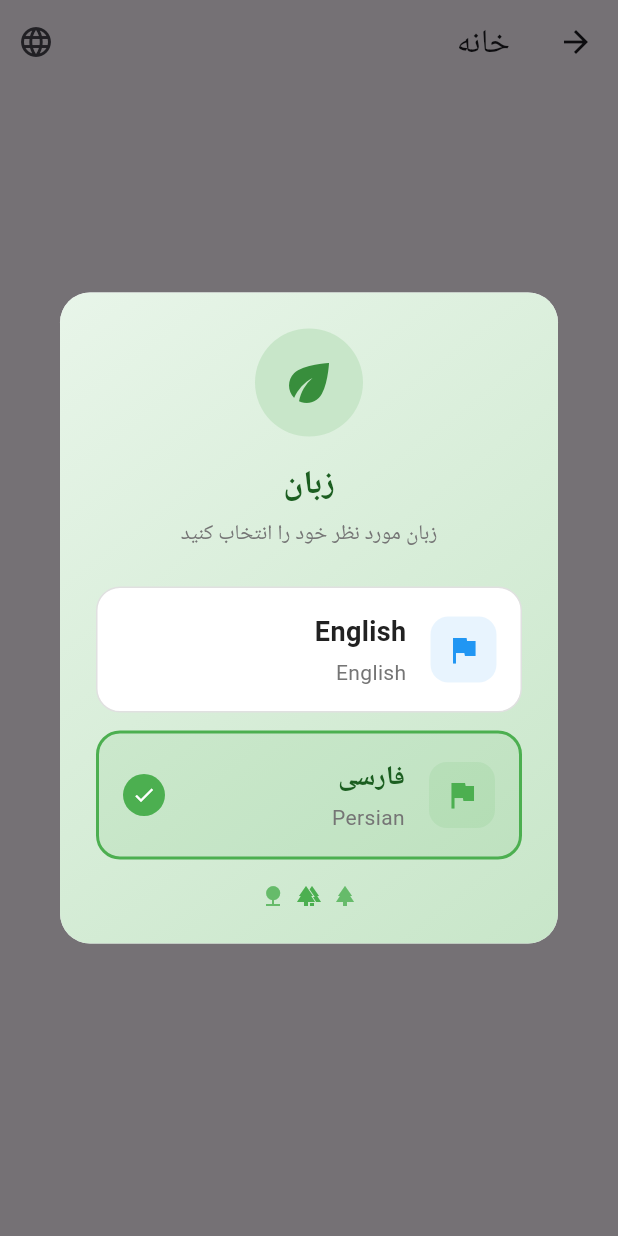
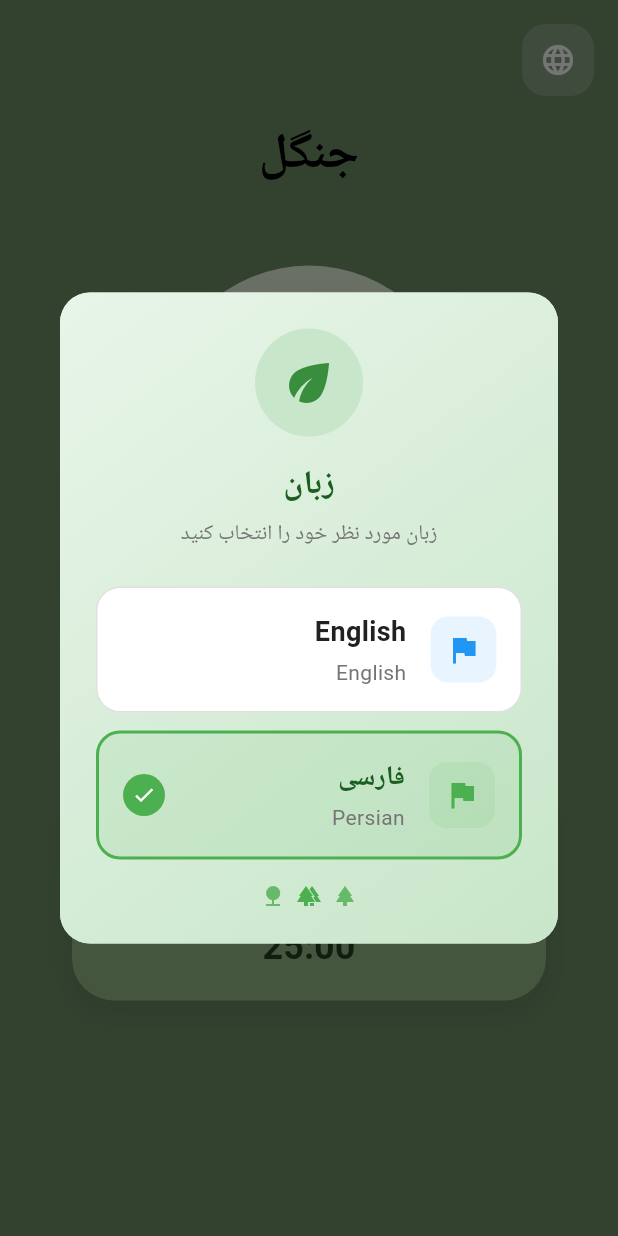
Before and after one commit to mahdyar16237/forest, a Flutter app: the ViewHome screen opened directly, after a tap on the "language" icon, on a phone screen of 412 x 824 dp. Run offline on Flutter 3.47's test engine with Material 3 defaults, Android fonts, the phone set to English and light mode, and no system bars; our stand-ins replace get.

Commit message:
home done

```diff
--- a/lib/app/core/constants/app_colors.dart
+++ b/lib/app/core/constants/app_colors.dart
@@ -0,0 +1,9 @@
+import 'package:flutter/material.dart';
+
+class AppColors {
+  static const Color backgroundSiginIn = Color.fromARGB(255, 117, 163, 124);
+  static const Color greenButtonBackground = Color.fromARGB(176, 34, 56, 29);
+  static const Color backgroundHome = Color(0xFF6D8F66);
+  static const Color backgroundTimer = Color.fromARGB(255, 118, 109, 94);
+  static const Color textColor = Color(0xFF000000);
+}
--- a/lib/app/core/localization/app_translations.dart
+++ b/lib/app/core/localization/app_translations.dart
@@ -11,8 +11,12 @@ class AppTranslations extends Translations {
       'splash_loading': 'Loading...',
 
       // Home Screen
-      'home_title': 'Home',
-      'welcome': 'Welcome',
+      'forest': 'Forest',
+      'statistics': 'Statistics',
+      'Settings': 'Settings',
+      'plant': 'Plant',
+      'todays Tree': "Today's Tree",
+      'home': 'Home',
 
       // Language
       'language': 'Language',
@@ -21,16 +25,17 @@ class AppTranslations extends Translations {
       'persian': 'Persian',
     },
     'fa_IR': {
-      // Common
+      // Splash Screen
+      'splash_loading': 'در حال بارگذاری...',
       'app_name': 'جنگل',
 
-      // Splash Screen
-      'splash_loading': 'در حال بارگذاری...',
-
       // Home Screen
-      'home_title': 'خانه',
-      'welcome': 'خوش آمدید',
-
+      'forest': 'جنگل',
+      'statistics': 'آمار',
+      'Settings': 'تنظیمات',
+      'plant': 'کاشتن',
+      'todays Tree': 'درخت امروز',
+      'home': 'خانه',
       // Language
       'language': 'زبان',
       'select_language': 'زبان مورد نظر خود را انتخاب کنید',
--- a/lib/app/modules/detaile/home/biding_home/binding_home.dart
+++ b/lib/app/modules/detaile/home/biding_home/binding_home.dart
@@ -1,5 +1,5 @@
 import 'package:get/get.dart';
-import 'package:forest/app/modules/detaile/home/controllers/controller_home.dart';
+import 'package:forest/app/modules/detaile/home/controllers_home/controller_home.dart';
 
 class HomeBinding extends Bindings {
   @override
--- a/lib/app/modules/detaile/home/view_home/view_home.dart
+++ b/lib/app/modules/detaile/home/view_home/view_home.dart
@@ -2,6 +2,9 @@ import 'package:flutter/material.dart';
 import 'package:get/get.dart';
 import 'package:forest/app/core/localization/locale_controller.dart';
 import 'package:forest/app/modules/detaile/home/widget_home/language_dialog.dart';
+import 'package:forest/app/core/constants/app_colors.dart';
+import 'package:forest/app/modules/detaile/home/widget_home/todays_tree.dart';
+import 'package:forest/app/modules/detaile/home/widget_home/container_image.dart';
 
 class ViewHome extends StatelessWidget {
   const ViewHome({super.key});
@@ -11,26 +14,65 @@ class ViewHome extends StatelessWidget {
     final localeController = Get.find<LocaleController>();
 
     return Scaffold(
-      appBar: AppBar(
-        title: Text('home_title'.tr),
-        actions: [
-          // button change language
-          IconButton(
-            icon: const Icon(Icons.language),
-            onPressed: () {
-              // show dialog select language
-              showLanguageDialog(context, localeController);
-            },
-          ),
-        ],
-      ),
-      body: Center(
-        child: Column(
-          mainAxisAlignment: MainAxisAlignment.center,
+      backgroundColor: AppColors.backgroundHome,
+      body: SafeArea(
+        child: Stack(
           children: [
-            Text('welcome'.tr, style: const TextStyle(fontSize: 24)),
-            const SizedBox(height: 20),
-            Text('home_title'.tr),
+            SingleChildScrollView(
+              padding: const EdgeInsets.symmetric(horizontal: 24),
+              child: Column(
+                crossAxisAlignment: CrossAxisAlignment.center,
+                children: [
+                  const SizedBox(height: 80),
+                  Text(
+                    'forest'.tr,
+                    style: TextStyle(
+                      fontSize: 33,
+                      color: AppColors.textColor,
+                      fontWeight: FontWeight.bold,
+                    ),
+                  ),
+                  const SizedBox(height: 50),
+                  containerImage(),
+                  const SizedBox(height: 50),
+                  SizedBox(
+                    width: 150,
+                    height: 60,
+                    child: ElevatedButton(
+                      style: ElevatedButton.styleFrom(
+                        backgroundColor: Colors.white,
+                        shape: RoundedRectangleBorder(
+                          borderRadius: BorderRadius.circular(20),
+                        ),
+                      ),
+                      onPressed: () {},
+                      child: Text(
+                        'plant'.tr,
+                        style: TextStyle(color: AppColors.textColor),
+                      ),
+                    ),
+                  ),
+                  const SizedBox(height: 30),
+                  todayTreeCard(context),
+                  const SizedBox(height: 50),
+                ],
+              ),
+            ),
+            Positioned(
+              top: 16,
+              right: 16,
+              child: DecoratedBox(
+                decoration: BoxDecoration(
+                  color: Colors.white.withOpacity(0.2),
+                  borderRadius: BorderRadius.circular(16),
+                ),
+                child: IconButton(
+                  icon: const Icon(Icons.language, color: Colors.white),
+                  onPressed: () =>
+                      showLanguageDialog(context, localeController),
+                ),
+              ),
+            ),
           ],
         ),
       ),
--- /dev/null
+++ b/lib/app/modules/detaile/home/widget_home/container_image.dart
@@ -0,0 +1,45 @@
+import 'package:flutter/material.dart';
+
+Widget containerImage() {
+  return Container(
+    width: 200,
+    height: 200,
+    decoration: const BoxDecoration(
+      shape: BoxShape.circle,
+      gradient: LinearGradient(
+        begin: Alignment.topCenter,
+        end: Alignment.bottomCenter,
+        colors: [
+          Color(0xFFE9F4E1), // سبز خیلی روشن بالا
+          Color(0xFFD8EDC8), // میانه
+          Color(0xFFC9E3AE), // پایین
+        ],
+      ),
+    ),
+    clipBehavior: Clip.antiAlias,
+    child: Stack(
+      alignment: Alignment.center,
+      children: [
+        // نوار خاکی در پایین
+        Align(
+          alignment: Alignment.bottomCenter,
+          child: Container(
+            height: 60,
+            decoration: BoxDecoration(
+              borderRadius: const BorderRadius.vertical(
+                bottom: Radius.circular(100),
+              ),
+              color: const Color(0xFFA67C52).withOpacity(0.85),
+            ),
+          ),
+        ),
+        // تصویر گیاه
+        SizedBox(
+          width: 120,
+          height: 120,
+          child: Image.asset('assets/images/seedling.png', fit: BoxFit.contain),
+        ),
+      ],
+    ),
+  );
+}
--- /dev/null
+++ b/lib/app/modules/detaile/home/widget_home/todays_tree.dart
@@ -0,0 +1,69 @@
+import 'package:flutter/material.dart';
+import 'package:get/get.dart';
+
+Widget todayTreeCard(BuildContext context) {
+  return Container(
+    width: double.infinity,
+    margin: const EdgeInsets.symmetric(horizontal: 24),
+    padding: const EdgeInsets.all(20),
+    decoration: BoxDecoration(
+      color: const Color(0xFF9BC28C).withOpacity(0.9),
+      borderRadius: BorderRadius.circular(28),
+      boxShadow: [
+        BoxShadow(
+          color: Colors.black.withOpacity(0.08),
+          blurRadius: 12,
+          offset: const Offset(0, 6),
+        ),
+      ],
+    ),
+    child: Column(
+      crossAxisAlignment: CrossAxisAlignment.start,
+      children: [
+        Row(
+          children: [
+            Container(
+              width: 36,
+              height: 36,
+              decoration: BoxDecoration(
+                color: const Color(0xFF6A9F6C),
+                shape: BoxShape.circle,
+              ),
+              child: const Icon(Icons.eco, color: Colors.white, size: 20),
+            ),
+            const SizedBox(width: 12),
+            Text(
+              'todays Tree'.tr,
+              style: Theme.of(context).textTheme.titleMedium?.copyWith(
+                color: const Color(0xFF234123),
+                fontWeight: FontWeight.w700,
+              ),
+            ),
+          ],
+        ),
+        const SizedBox(height: 20),
+        ClipRRect(
+          borderRadius: BorderRadius.circular(999),
+          child: LinearProgressIndicator(
+            value: 0.6,
+            minHeight: 10,
+            backgroundColor: Colors.white.withOpacity(0.4),
+            valueColor: const AlwaysStoppedAnimation<Color>(Color(0xFF1F4D1F)),
+          ),
+        ),
+        const SizedBox(height: 12),
+        Align(
+          alignment: Alignment.center,
+          child: Text(
+            '25:00',
+            style: Theme.of(context).textTheme.headlineSmall?.copyWith(
+              color: const Color(0xFF234123),
+              fontWeight: FontWeight.bold,
+            ),
+            textAlign: TextAlign.center,
+          ),
+        ),
+      ],
+    ),
+  );
+}
--- a/lib/app/modules/detaile/splash/Splash_biding/binding_splash.dart
+++ b/lib/app/modules/detaile/splash/Splash_biding/binding_splash.dart
@@ -1,5 +1,5 @@
 import 'package:get/get.dart';
-import 'package:forest/app/modules/detaile/splash/controllers/controller_splash.dart';
+import 'package:forest/app/modules/detaile/splash/controllers_Splash/controller_splash.dart';
 
 class SplashBinding extends Bindings {
   @override
--- a/lib/app/modules/detaile/splash/view_Splash/view_splash.dart
+++ b/lib/app/modules/detaile/splash/view_Splash/view_splash.dart
@@ -14,7 +14,7 @@ class ViewSplash extends StatelessWidget {
             //icon app
             Icon(Icons.forest, size: 100, color: Colors.green.shade700),
             const SizedBox(height: 20),
-            // نام برنامه با استفاده از ترجمه
+            //App name using translation
             Text(
               'app_name'.tr,
               style: const TextStyle(
--- a/pubspec.yaml
+++ b/pubspec.yaml
@@ -45,7 +45,6 @@ dev_dependencies:
   # activated in the `analysis_options.yaml` file located at the root of your
   # package. See that file for information about deactivating specific lint
   # rules and activating additional ones.
-  flutter_lints: ^5.0.0
 
 # For information on the generic Dart part of this file, see the
 # following page: https://dart.dev/tools/pub/pubspec
@@ -58,8 +57,8 @@ flutter:
   uses-material-design: true
 
   # To add assets to your application, add an assets section, like this:
-  # assets:
-  #   - images/a_dot_burr.jpeg
+  assets:
+    - assets/images/
   #   - images/a_dot_ham.jpeg
 
   # An image asset can refer to one or more resolution-specific "variants", see
```
Also changed, not shown: lib/app/modules/detaile/Settings/Settings_view/Settings_view.dart (+10 -0 lines), lib/app/modules/detaile/Statistics/Statistics_view/Statistics_view.dart (+10 -0 lines), lib/app/modules/main/Bottom navigation bar_bindings/main_binding.dart (added, +9 -0 lines), lib/app/modules/main/main_bindings/main_binding.dart (added, +9 -0 lines), lib/app/modules/main/main_controllers/main_controller.dart (added, +9 -0 lines), lib/app/modules/main/main_views/main_view.dart (added, +65 -0 lines), lib/app/routes/app_pages.dart (+6 -6 lines), assets/images/seedling.png (added), assets/images/tree.png (added), pubspec.lock.
